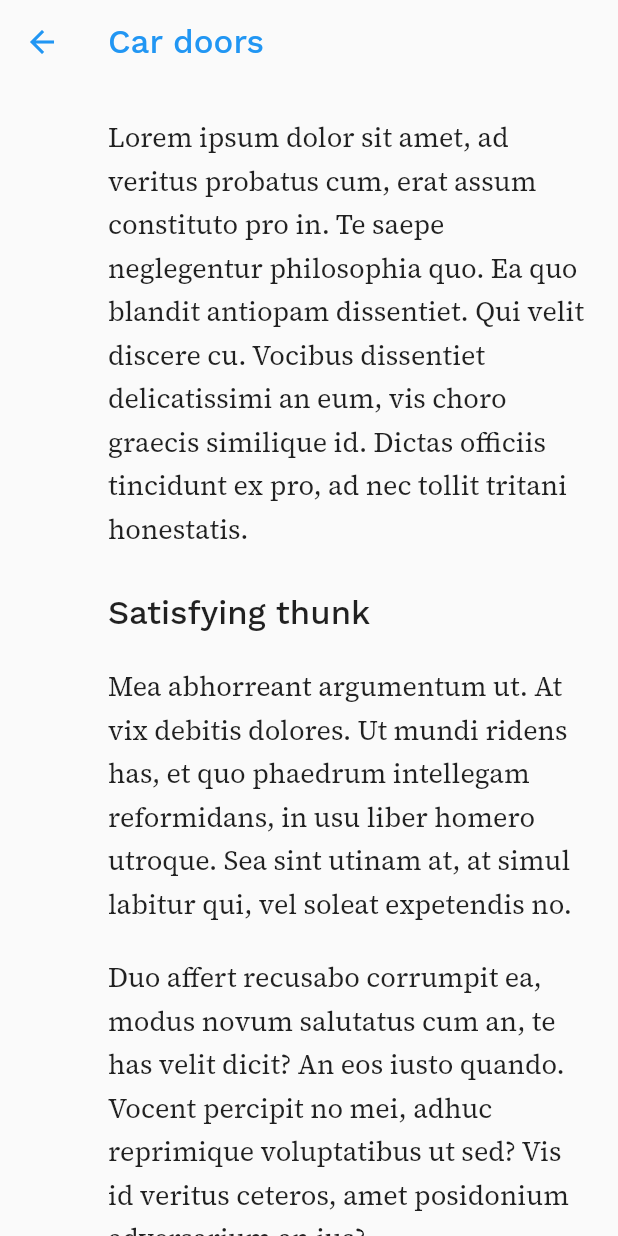
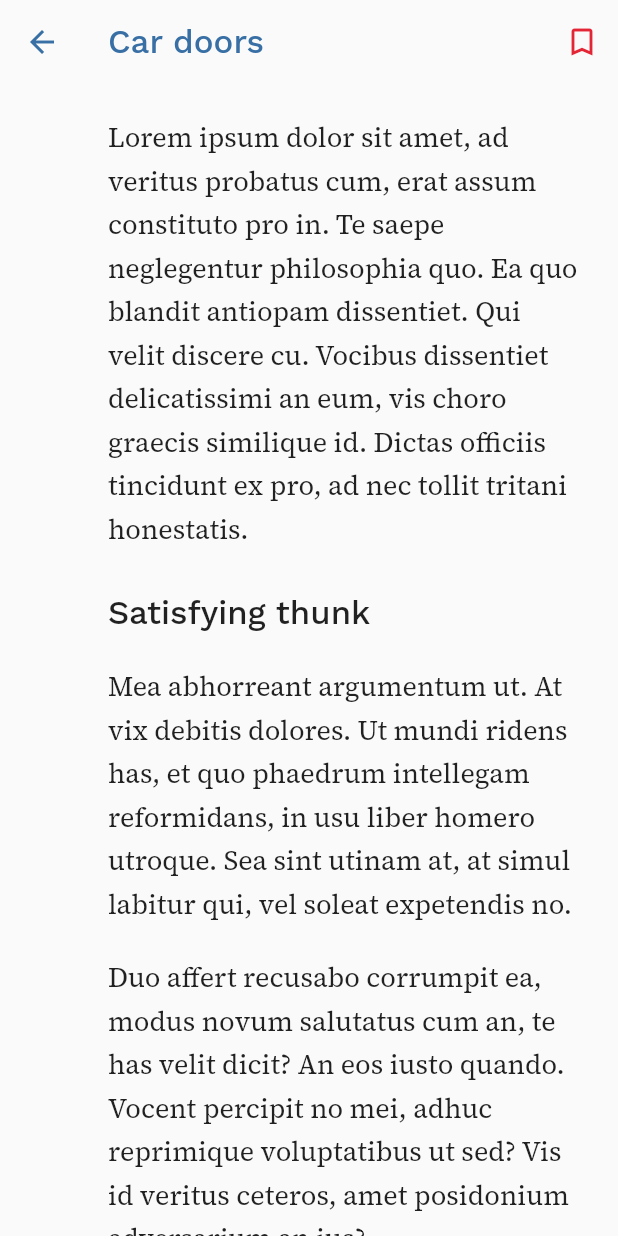
Before and after one commit to filiph/little_things, a Flutter app: the screen it shows after launch, after a tap on "Car doors", on a phone screen of 412 x 824 dp. Run offline on Flutter 3.47's test engine with Material 2 defaults, Android fonts, the phone set to English and light mode, and no system bars; our stand-ins replace google_fonts, yaml.

Commit message:
Own colors

```diff
--- a/lib/main.dart
+++ b/lib/main.dart
@@ -25,7 +25,20 @@ class MyApp extends StatelessWidget {
     return MaterialApp(
       title: 'Flutter Demo',
       theme: ThemeData(
-          primarySwatch: Colors.blue,
+        primarySwatch: MaterialColor(0xFF386FA4, {
+          50: Color(0xFFD1E1EF),
+          100: Color(0xFFB3CDE5),
+          200: Color(0xFF85AFD5),
+          300: Color(0xFF679BCB),
+          400: Color(0xFF4987C1),
+          500: Color(0xFF386FA4),
+          600: Color(0xFF386FA4),
+          700: Color(0xFF2F5D89),
+          800: Color(0xFF1F3E5B),
+          900: Color(0xFF101F2E),
+        }),
+        accentColor: Color(0xFFE42535),
+        splashColor: Color(0xFFD1E1EF),
         visualDensity: VisualDensity.adaptivePlatformDensity,
         textTheme: TextTheme(
           headline4: GoogleFonts.workSans(
@@ -37,7 +50,8 @@ class MyApp extends StatelessWidget {
           headline6: GoogleFonts.workSans(fontSize: 22),
           bodyText2: GoogleFonts.sourceSerifPro(fontSize: 18, height: 1.6),
           subtitle1: GoogleFonts.sourceSerifPro(fontSize: 18, height: 1.4),
-          )),
+        ),
+      ),
       home: Loader(
         () => parseAgenda(context),
         (agenda) => MyAgendaList(agenda),
--- a/lib/src/detail.dart
+++ b/lib/src/detail.dart
@@ -8,6 +8,8 @@ class ItemDetail extends StatelessWidget {
 
   @override
   Widget build(BuildContext context) {
+    final theme = Theme.of(context);
+
     return Scaffold(
       appBar: AppBar(
         title: Text(item.name),
@@ -15,10 +17,19 @@ class ItemDetail extends StatelessWidget {
         elevation: 0,
         brightness: Brightness.light,
         textTheme: TextTheme(
-          headline6:
-              Theme.of(context).textTheme.headline6.apply(color: Colors.blue),
+          headline6: Theme.of(context)
+              .textTheme
+              .headline6
+              .apply(color: theme.primaryColor),
         ),
-        iconTheme: IconThemeData(color: Colors.blue),
+        iconTheme: IconThemeData(color: theme.primaryColor),
+        actions: [
+          IconButton(
+            icon: Icon(Icons.bookmark_border),
+            onPressed: () {},
+            color: theme.accentColor,
+          ),
+        ],
       ),
       body: ListView(
         padding: EdgeInsets.only(bottom: 60),
@@ -49,7 +60,7 @@ class _Paragraph extends StatelessWidget {
         child: Text(text.substring(2), style: theme.textTheme.headline6),
       );
     } else {
-      child = Text(text);
+      child = SelectableText(text);
     }
 
     return AnimatedPadding(
--- a/lib/src/item.dart
+++ b/lib/src/item.dart
@@ -14,7 +14,7 @@ class AgendaListItem extends StatelessWidget {
     final isDone =
         context.select<DoneNotifier, bool>((value) => value.isDone(item));
 
-    const double left = 0;
+    const double left = 20;
     const double right = 20;
     const double vertical = 7;
     const paddingDuration = Duration(milliseconds: 300);
@@ -46,7 +46,7 @@ class AgendaListItem extends StatelessWidget {
                 left: 20, right: right, top: vertical, bottom: vertical),
             duration: paddingDuration,
             child: Icon(Icons.check, size: 28,
-                color: isDone ? Colors.green : Colors.black12),
+                color: isDone ? theme.primaryColor : theme.primaryColorLight),
           ),
         ),
       ],
--- a/lib/src/list.dart
+++ b/lib/src/list.dart
@@ -17,20 +17,30 @@ class MyAgendaList extends StatelessWidget {
         Scaffold(
           body: SafeArea(
             child: Padding(
-              padding: const EdgeInsets.only(left: 100, right: 80),
+              padding: const EdgeInsets.only(left: 80, right: 80),
               child: Column(
                 mainAxisAlignment: MainAxisAlignment.center,
                 crossAxisAlignment: CrossAxisAlignment.start,
                 children: [
-                  Text('My agenda', style: theme.textTheme.headline4),
                   Padding(
-                    padding: const EdgeInsets.only(top: 20, right: 20),
+                    padding: const EdgeInsets.symmetric(horizontal: 20),
+                    child: Text('My agenda', style: theme.textTheme.headline4),
+                  ),
+                  Padding(
+                    padding: const EdgeInsets.all(20),
                     child: Text(
                       'These are the topics I’d like to discuss today.',
                       style: theme.textTheme.subtitle1,
                     ),
                   ),
-                  SizedBox(height: 20),
+                  Padding(
+                    padding:
+                        const EdgeInsets.only(left: 20, right: 20, bottom: 20),
+                    child: Divider(
+                      thickness: 1,
+                      color: theme.accentColor,
+                    ),
+                  ),
                   for (final item in agenda.items) AgendaListItem(item),
                 ],
               ),
```
Lines whose indentation alone changed are shown as unchanged.
